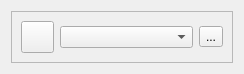
Qt form Qt/lib2/serial5/serialbox5_fix_baudrate/src/ui/serialbox5_fix_baudrate.ui (RinatB2017/mega_GIT) before a commit.
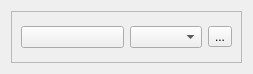
The same form after that commit.

Patch:
```diff
--- a/Qt/lib2/serial5/serialbox5_fix_baudrate/src/ui/serialbox5_fix_baudrate.ui
+++ b/Qt/lib2/serial5/serialbox5_fix_baudrate/src/ui/serialbox5_fix_baudrate.ui
@@ -6,7 +6,7 @@
    <rect>
     <x>0</x>
     <y>0</y>
-    <width>244</width>
+    <width>253</width>
     <height>74</height>
    </rect>
   </property>
@@ -22,12 +22,6 @@
      <layout class="QHBoxLayout" name="horizontalLayout_3">
       <item>
        <widget class="QPushButton" name="btn_power">
-        <property name="maximumSize">
-         <size>
-          <width>33</width>
-          <height>70</height>
-         </size>
-        </property>
         <property name="checkable">
          <bool>true</bool>
         </property>
```
